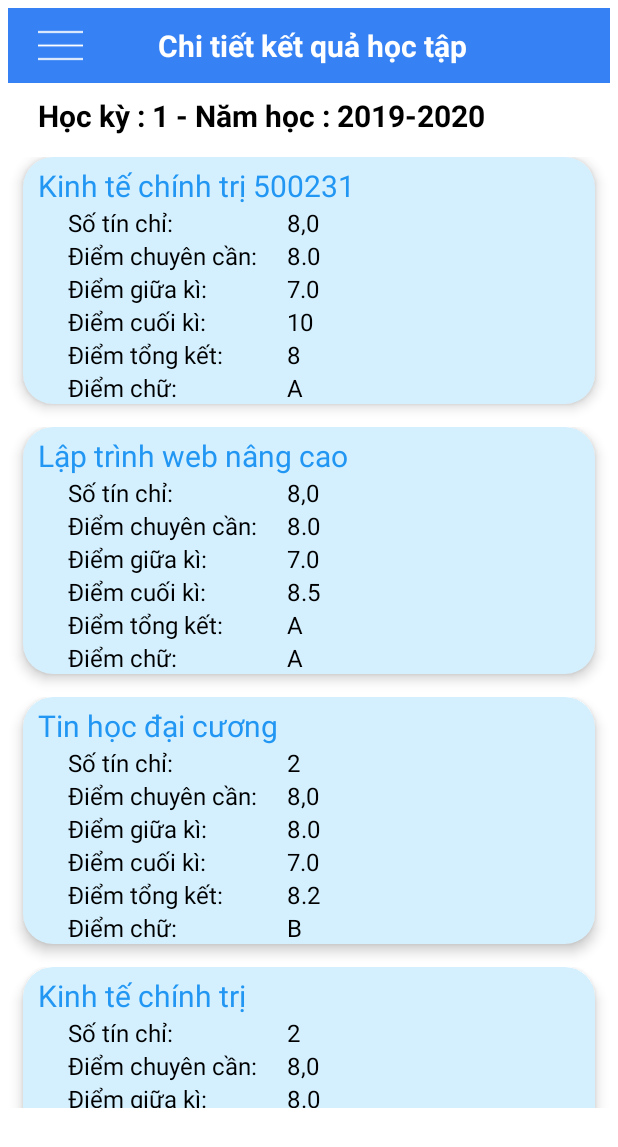
After one commit to htbinhnpc204/FinalProject, an Android app: the ChiTietKetQuaActivity screen opened directly, with no data from a screen before it, on a phone screen of 412 x 824 dp. The commit adds this screen. Shown: the top 1147 px of the screen. Run offline under Robolectric (Android 15) with nearby library versions, the phone set to English and light mode, and no system bars.

Commit message:
Done function ChiTietKetQua

```diff
--- a/app/src/main/AndroidManifest.xml
+++ b/app/src/main/AndroidManifest.xml
@@ -19,7 +19,12 @@
 
                 <category android:name="android.intent.category.LAUNCHER" />
             </intent-filter>
+
         </activity>
+
+        <activity android:name=".Activity.ChiTietKetQuaActivity"
+            android:exported="true" />
+
     </application>
 
 </manifest>
--- /dev/null
+++ b/app/src/main/java/com/htbinh/finalproject/Activity/ChiTietKetQuaActivity.java
@@ -0,0 +1,47 @@
+package com.htbinh.finalproject.Activity;
+
+import android.app.Activity;
+import android.os.Bundle;
+import android.view.View;
+import android.widget.ListView;
+
+import androidx.annotation.Nullable;
+import androidx.appcompat.app.AppCompatActivity;
+
+import com.htbinh.finalproject.Adapter.ChiTietKetQuaAdapter;
+import com.htbinh.finalproject.Model.ChiTietKetQuaModel;
+import com.htbinh.finalproject.R;
+
+import java.util.ArrayList;
+
+public class ChiTietKetQuaActivity extends Activity {
+    ListView lvChitietketqua;
+    ArrayList<ChiTietKetQuaModel> arrayChiTietKetQua;
+    ChiTietKetQuaAdapter adapter;
+
+    @Override
+    protected void onCreate(@Nullable Bundle savedInstanceState) {
+        super.onCreate(savedInstanceState);
+        setContentView(R.layout.activity_chitietketqua);
+
+    arrayChiTietKetQua = new ArrayList<>();
+        Anhxa();
+        arrayChiTietKetQua.add(new ChiTietKetQuaModel("Kinh tế chính trị 500231", "500231", "8,0",
+                                                              "8.0", "7.0", "10 ","8","A"));
+        arrayChiTietKetQua.add(new ChiTietKetQuaModel("Lập trình web nâng cao ", "500231", "8,0",
+                                                              "8.0", "7.0", "8.5", "A","A"));
+        arrayChiTietKetQua.add(new ChiTietKetQuaModel("Tin học đại cương ","500231", "2", "8,0",
+                                                              "8.0", "7.0", "8.2", "B"));
+        arrayChiTietKetQua.add(new ChiTietKetQuaModel("Kinh tế chính trị","500231", "2", "8,0",
+                                                              "8.0", "7.0", "8.2", "B"));
+        arrayChiTietKetQua.add(new ChiTietKetQuaModel("Kinh tế chính trị ","500231", "2", "8,0",
+                                                              "8.0", "7.0", "8.2", "B"));
+        adapter = new ChiTietKetQuaAdapter(this,R.layout.item_chitietketqua, arrayChiTietKetQua);
+       lvChitietketqua.setAdapter(adapter);
+}
+
+    private void Anhxa() {
+        lvChitietketqua = (ListView) findViewById(R.id.lvChitietketqua);
+    }
+
+}
--- a/app/src/main/java/com/htbinh/finalproject/Activity/KetQuaActivity.java
+++ b/app/src/main/java/com/htbinh/finalproject/Activity/KetQuaActivity.java
@@ -1,6 +1,9 @@
 package com.htbinh.finalproject.Activity;
 
+import android.content.Intent;
 import android.os.Bundle;
+import android.view.View;
+import android.widget.ImageView;
 import android.widget.ListView;
 
 import androidx.appcompat.app.AppCompatActivity;
@@ -14,7 +17,7 @@ import java.util.ArrayList;
 public class KetQuaActivity extends AppCompatActivity {
     ListView lvKetqua;
     ArrayList<KetQuaModel> arrayKetqua;
-
+    ImageView btnXemChiTiet;
     KetQuaAdapter adapter;
 
     @Override
@@ -33,9 +36,17 @@ public class KetQuaActivity extends AppCompatActivity {
         lvKetqua.setAdapter(adapter);
     }
     private void Anhxa() {
+        btnXemChiTiet=findViewById(R.id.btnXemthem);
         lvKetqua = (ListView) findViewById(R.id.lvKetqua);
+
+    }
+    public void goBack(View v){
+        finish();
+    }
+    public void viewxemthem(View v){
+        Intent in =new Intent(KetQuaActivity.this,ChiTietKetQuaActivity.class);
+        startActivity(in);
     }
 
 
-
 }
--- /dev/null
+++ b/app/src/main/java/com/htbinh/finalproject/Adapter/ChiTietKetQuaAdapter.java
@@ -0,0 +1,73 @@
+package com.htbinh.finalproject.Adapter;
+
+import android.content.Context;
+import android.view.LayoutInflater;
+import android.view.View;
+import android.view.ViewGroup;
+import android.view.animation.Animation;
+import android.view.animation.AnimationUtils;
+import android.widget.BaseAdapter;
+import android.widget.TextView;
+
+import com.htbinh.finalproject.Model.ChiTietKetQuaModel;
+import com.htbinh.finalproject.R;
+
+import java.util.List;
+
+public class ChiTietKetQuaAdapter extends BaseAdapter {
+    private Context context;
+    private int layout;
+    private List<ChiTietKetQuaModel> chitietketquaList;
+
+    public ChiTietKetQuaAdapter(Context context, int layout, List<ChiTietKetQuaModel> chitietketquaList) {
+        this.context = context;
+        this.layout = layout;
+        this.chitietketquaList = chitietketquaList;
+    }
+
+    @Override
+    public int getCount() {
+        return (chitietketquaList== null) ? 0 : chitietketquaList.size();
+    }
+
+    @Override
+    public Object getItem(int i) {
+        return null;
+    }
+
+    @Override
+    public long getItemId(int i) {
+        return 0;
+    }
+
+    @Override
+    public View getView(int i, View view, ViewGroup viewGroup) {
+        LayoutInflater inflater = (LayoutInflater) context.getSystemService(Context.LAYOUT_INFLATER_SERVICE);
+
+        view = inflater.inflate(layout,null);
+        //ánh xạ view
+        TextView txttenhp =(TextView) view.findViewById(R.id.textviewtenhp);
+        TextView txtsotc = (TextView) view.findViewById(R.id.textviewsotc);
+        TextView txtdiemcc = (TextView) view.findViewById(R.id.textviewdiemcc);
+        TextView txtdiemgk = (TextView) view.findViewById(R.id.textviewdiemgk);
+        TextView txtdiemck = (TextView) view.findViewById(R.id.textviewdiemck);
+        TextView txtdiemtk = (TextView) view.findViewById(R.id.textviewdiemtk);
+        TextView txtdiemc = (TextView) view.findViewById(R.id.textviewdiemc);
+
+        //gán giá trị
+        ChiTietKetQuaModel chitietketqua =chitietketquaList.get(i);
+
+        txttenhp.setText(chitietketqua.getTenHP());
+        txtsotc.setText(chitietketqua.getSotc());
+        txtdiemcc.setText(chitietketqua.getDiemcc());
+        txtdiemgk.setText(chitietketqua.getDiemgk());
+        txtdiemck.setText(chitietketqua.getDiemck());
+        txtdiemtk.setText(chitietketqua.getDiemtk());
+        txtdiemc.setText(chitietketqua.getDiemchu());
+
+        Animation anim = AnimationUtils.loadAnimation(context, R.anim.left_slide);
+        view.startAnimation(anim);
+
+        return view;
+    }
+}
--- /dev/null
+++ b/app/src/main/java/com/htbinh/finalproject/Model/ChiTietKetQuaModel.java
@@ -0,0 +1,87 @@
+package com.htbinh.finalproject.Model;
+
+public class ChiTietKetQuaModel {
+    private String TenHP;
+    private String MaHp;
+    private String sotc;
+    private String diemcc;
+    private String diemgk;
+    private String diemck;
+    private String diemtk;
+    private String diemchu;
+
+    public ChiTietKetQuaModel(String tenHP, String maHp, String sotc, String diemcc, String diemgk, String diemck, String diemtk, String diemchu) {
+        TenHP = tenHP;
+        MaHp = maHp;
+        this.sotc = sotc;
+        this.diemcc = diemcc;
+        this.diemgk = diemgk;
+        this.diemck = diemck;
+        this.diemtk = diemtk;
+        this.diemchu = diemchu;
+    }
+
+    public String getTenHP() {
+        return TenHP;
+    }
+
+    public void setTenHP(String tenHP) {
+        TenHP = tenHP;
+    }
+
+    public String getMaHp() {
+        return MaHp;
+    }
+
+    public void setMaHp(String maHp) {
+        MaHp = maHp;
+    }
+
+    public String getSotc() {
+        return sotc;
+    }
+
+    public void setSotc(String sotc) {
+        this.sotc = sotc;
+    }
+
+    public String getDiemcc() {
+        return diemcc;
+    }
+
+    public void setDiemcc(String diemcc) {
+        this.diemcc = diemcc;
+    }
+
+    public String getDiemgk() {
+        return diemgk;
+    }
+
+    public void setDiemgk(String diemgk) {
+        this.diemgk = diemgk;
+    }
+
+    public String getDiemck() {
+        return diemck;
+    }
+
+    public void setDiemck(String diemck) {
+        this.diemck = diemck;
+    }
+
+    public String getDiemtk() {
+        return diemtk;
+    }
+
+    public void setDiemtk(String diemtk) {
+        this.diemtk = diemtk;
+    }
+
+    public String getDiemchu() {
+        return diemchu;
+    }
+
+    public void setDiemchu(String diemchu) {
+        this.diemchu = diemchu;
+    }
+}
--- /dev/null
+++ b/app/src/main/res/layout/activity_chitietketqua.xml
@@ -0,0 +1,61 @@
+<?xml version="1.0" encoding="utf-8"?>
+
+    <RelativeLayout xmlns:android="http://schemas.android.com/apk/res/android"
+        xmlns:tools="http://schemas.android.com/tools"
+        android:layout_width="match_parent"
+        android:layout_height="match_parent"
+        android:orientation="vertical"
+        android:padding="5dp"
+        android:background="@color/white"
+        >
+
+    <RelativeLayout
+        android:id="@+id/tieude"
+        android:layout_width="match_parent"
+        android:layout_height="50dp"
+        android:background="@color/teal_500">
+
+        <ImageView
+            android:id="@+id/imgBack"
+            android:layout_width="30dp"
+            android:layout_height="30dp"
+            android:layout_centerVertical="true"
+            android:layout_marginLeft="20dp"
+            android:layout_marginTop="10dp"
+            android:onClick="goBack"
+            android:src="@drawable/tab" />
+
+        <TextView
+            android:id="@+id/tentieude"
+            android:layout_width="wrap_content"
+            android:layout_height="wrap_content"
+            android:layout_centerVertical="true"
+            android:layout_marginLeft="50dp"
+            android:layout_toRightOf="@+id/imgBack"
+            android:text="Chi tiết kết quả học tập"
+            android:textColor="@color/white"
+            android:textSize="20sp"
+            android:textStyle="bold" />
+
+    </RelativeLayout>
+
+    <TextView
+        android:id="@+id/txthk"
+        android:layout_width="wrap_content"
+        android:layout_height="wrap_content"
+        android:layout_below="@+id/tieude"
+        android:text="Học kỳ : 1 - Năm học : 2019-2020"
+        android:textColor="@color/black"
+        android:layout_marginTop="8dp"
+        android:textSize="20dp"
+        android:textStyle="bold"
+        android:layout_marginLeft="20dp"/>
+
+    <ListView
+        android:id="@+id/lvChitietketqua"
+        android:layout_width="wrap_content"
+        android:layout_height="634dp"
+        android:layout_below="@+id/tieude"
+        android:layout_marginTop="49dp"
+        android:divider="@android:color/transparent" />
+</RelativeLayout>
--- a/app/src/main/res/layout/activity_ketqua.xml
+++ b/app/src/main/res/layout/activity_ketqua.xml
@@ -5,6 +5,7 @@
     android:layout_height="match_parent"
     android:orientation="vertical"
     android:padding="5dp"
+    android:background="@color/white"
     tools:context=".Activity.KetQuaActivity"
     >
 
@@ -21,9 +22,8 @@
             android:layout_centerVertical="true"
             android:layout_marginLeft="20dp"
             android:layout_marginTop="10dp"
-            android:src="@drawable/tab"
-
-            />
+            android:onClick="goBack"
+            android:src="@drawable/tab" />
 
 
         <TextView
@@ -33,7 +33,7 @@
             android:layout_centerVertical="true"
             android:layout_marginLeft="50dp"
             android:layout_toRightOf="@+id/imgBack"
-            android:text="KẾT QUẢ HỌC TẬP"
+            android:text="Kết quả học tập"
             android:textColor="@color/white"
             android:textSize="20sp"
             android:textStyle="bold" />
--- /dev/null
+++ b/app/src/main/res/layout/item_chitietketqua.xml
@@ -0,0 +1,154 @@
+<?xml version="1.0" encoding="utf-8"?>
+<RelativeLayout xmlns:android="http://schemas.android.com/apk/res/android"
+    android:layout_width="match_parent"
+    android:layout_height="match_parent"
+    android:background="@color/white"
+    xmlns:app="http://schemas.android.com/apk/res-auto">
+    <androidx.cardview.widget.CardView
+        android:layout_width="match_parent"
+        android:layout_height="wrap_content"
+        android:layout_marginHorizontal="10dp"
+        app:cardCornerRadius="20dp"
+        app:cardBackgroundColor="#D4F0FF"
+        app:cardElevation="5dp"
+        android:layout_marginBottom="16dp">
+        <RelativeLayout
+            android:layout_width="match_parent"
+            android:layout_height="wrap_content">
+
+            <TextView
+                android:id="@+id/textviewtenhp"
+                android:layout_width="wrap_content"
+                android:layout_height="wrap_content"
+                android:layout_marginLeft="10dp"
+                android:layout_marginTop="5dp"
+                android:text="Học Phần"
+                android:textColor="#2196F3"
+                android:textSize="20sp" />
+
+            <TextView
+                android:id="@+id/textviewsotinchi"
+                android:layout_width="wrap_content"
+                android:layout_height="wrap_content"
+                android:layout_below="@+id/textviewtenhp"
+                android:layout_marginLeft="30dp"
+                android:text="Số tín chỉ:    "
+                android:textColor="@color/black"
+                android:textSize="16sp" />
+
+            <TextView
+                android:id="@+id/textviewsotc"
+                android:layout_width="wrap_content"
+                android:layout_height="wrap_content"
+                android:layout_below="@+id/textviewtenhp"
+                android:layout_alignLeft="@+id/textviewdiemcc"
+                android:text="2"
+                android:textSize="16sp"
+                android:textColor="@color/black"/>
+
+            <TextView
+                android:id="@+id/textviewdiemchuyencan"
+                android:layout_width="wrap_content"
+                android:layout_height="wrap_content"
+                android:layout_below="@+id/textviewsotinchi"
+                android:layout_marginLeft="30dp"
+                android:text="Điểm chuyên cần: "
+                android:textSize="16sp"
+                android:textColor="@color/black"/>
+
+            <TextView
+                android:id="@+id/textviewdiemcc"
+                android:layout_width="wrap_content"
+                android:layout_height="wrap_content"
+                android:layout_below="@+id/textviewsotc"
+                android:layout_marginLeft="16dp"
+                android:layout_toRightOf="@+id/textviewdiemchuyencan"
+                android:text="10.0 "
+                android:textSize="16sp"
+                android:textColor="@color/black"
+                 />
+            <TextView
+                android:id="@+id/textviewdiemgiuaki"
+                android:layout_width="wrap_content"
+                android:layout_height="wrap_content"
+                android:layout_below="@+id/textviewdiemchuyencan"
+                android:layout_marginLeft="30dp"
+                android:text="Điểm giữa kì: "
+                android:textColor="@color/black"
+                android:textSize="16sp" />
+
+            <TextView
+                android:id="@+id/textviewdiemgk"
+                android:layout_width="wrap_content"
+                android:layout_height="wrap_content"
+                android:layout_below="@+id/textviewdiemcc"
+                android:layout_alignLeft="@+id/textviewdiemcc"
+                android:text="8.0 "
+                android:textSize="16sp"
+                android:textColor="@color/black"/>
+
+            <TextView
+                android:id="@+id/textviewdiemcuoiki"
+                android:layout_width="wrap_content"
+                android:layout_height="wrap_content"
+                android:layout_below="@+id/textviewdiemgiuaki"
+                android:layout_marginLeft="30dp"
+                android:text="Điểm cuối kì: "
+                android:textColor="@color/black"
+                android:textSize="16sp" />
+
+            <TextView
+                android:id="@+id/textviewdiemck"
+                android:layout_width="wrap_content"
+                android:layout_height="wrap_content"
+                android:layout_below="@+id/textviewdiemgk"
+                android:layout_alignLeft="@+id/textviewdiemcc"
+                android:textColor="@color/black"
+                android:text="8.0 "
+                android:textSize="16sp" />
+            <TextView
+                android:id="@+id/textviewdiemtongket"
+                android:layout_width="wrap_content"
+                android:layout_height="wrap_content"
+                android:layout_below="@+id/textviewdiemcuoiki"
+                android:layout_marginLeft="30dp"
+                android:textColor="@color/black"
+                android:text="Điểm tổng kết: "
+                android:textSize="16sp" />
+
+            <TextView
+                android:id="@+id/textviewdiemtk"
+                android:layout_width="wrap_content"
+                android:layout_height="wrap_content"
+                android:layout_below="@+id/textviewdiemck"
+                android:layout_alignLeft="@+id/textviewdiemcc"
+                android:textColor="@color/black"
+                android:text="8.0 "
+                android:textSize="16sp" />
+
+            <TextView
+                android:id="@+id/textviewdiemchu"
+                android:layout_width="wrap_content"
+                android:layout_height="wrap_content"
+                android:layout_below="@+id/textviewdiemtongket"
+                android:layout_marginLeft="30dp"
+                android:text="Điểm chữ: "
+                android:textColor="@color/black"
+                android:textSize="16sp" />
+
+            <TextView
+                android:id="@+id/textviewdiemc"
+                android:layout_width="wrap_content"
+                android:layout_height="wrap_content"
+                android:layout_below="@+id/textviewdiemtk"
+                android:layout_alignLeft="@+id/textviewdiemcc"
+                android:text="  B"
+                android:textSize="16sp"
+                android:textColor="@color/black"/>
+
+        </RelativeLayout>
+
+
+    </androidx.cardview.widget.CardView>
+
+</RelativeLayout>
--- a/app/src/main/res/layout/item_ketqua.xml
+++ b/app/src/main/res/layout/item_ketqua.xml
@@ -122,11 +122,13 @@
             android:textColor="@color/black"/>
 
         <ImageView
-            android:id="@+id/btnXemchitiet"
+            android:id="@+id/btnXemthem"
             android:layout_width="40dp"
             android:layout_height="40dp"
             android:layout_below="@+id/textViewhbong"
             android:layout_alignParentRight="true"
+            android:layout_marginTop="3dp"
+            android:layout_marginRight="0dp"
             android:onClick="viewxemthem"
             android:src="@drawable/img_more" />
     </RelativeLayout>
```
